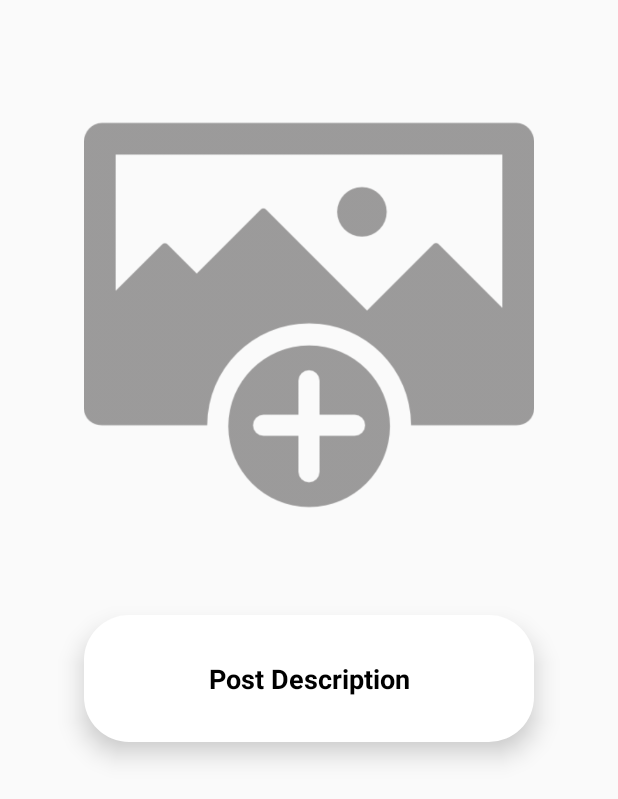
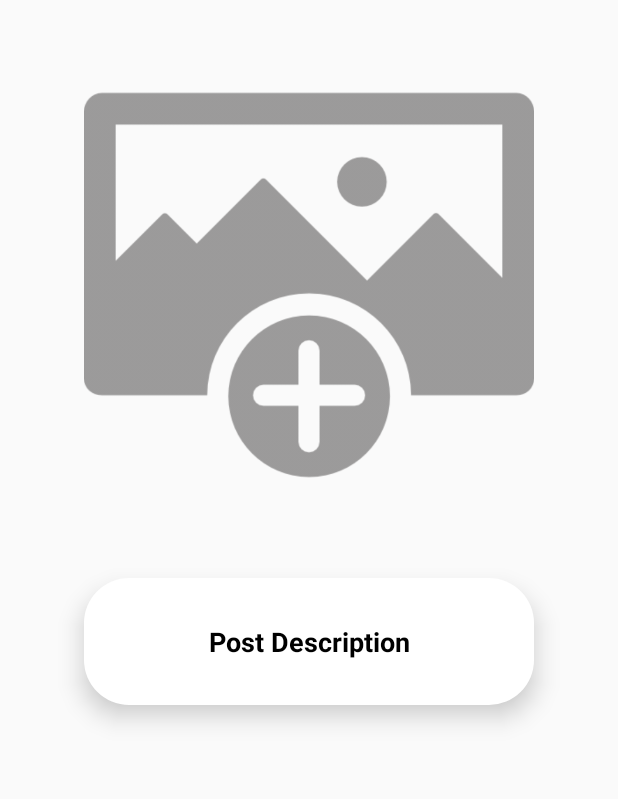
Before and after one commit to ankur1305/SocialNetwork, an Android app: the ClickPostActivity screen opened directly, with no data from a screen before it, on a phone screen of 412 x 824 dp. Shown: the top 799 px of the screen. Run offline under Robolectric (Android 15) with nearby library versions, the phone set to English and light mode, and no system bars; our stand-ins replace Firebase (no records; nobody signed in at launch, a user with empty details on screens opened directly), Picasso; 1 statement that could not run was skipped.

Commit message:
Modified Changes

```diff
--- a/app/src/main/java/com/example/socialnetwork/MainActivity.java
+++ b/app/src/main/java/com/example/socialnetwork/MainActivity.java
@@ -35,6 +35,8 @@ import com.google.firebase.database.DatabaseError;
 import com.google.firebase.database.DatabaseReference;
 import com.google.firebase.database.FirebaseDatabase;
 import com.google.firebase.database.ValueEventListener;
+import com.google.firebase.storage.FirebaseStorage;
+import com.google.firebase.storage.StorageReference;
 import com.squareup.picasso.Picasso;
 
 import de.hdodenhof.circleimageview.CircleImageView;
@@ -52,6 +54,7 @@ public class MainActivity extends AppCompatActivity {
 
     private FirebaseAuth mAuth;
     private DatabaseReference UsersRef, PostsRef;
+    private StorageReference ImagesRef;
     private GoogleSignInClient mGoogleSignInClient;
 
 
--- a/app/src/main/res/layout/activity_click_post.xml
+++ b/app/src/main/res/layout/activity_click_post.xml
@@ -11,10 +11,9 @@
         android:layout_width="match_parent"
         android:layout_height="300dp"
         android:layout_marginStart="30dp"
-        android:layout_marginTop="60dp"
+        android:layout_marginTop="40dp"
         android:layout_marginEnd="30dp"
         android:layout_marginBottom="30dp"
-        android:scaleType="centerInside"
         app:srcCompat="@drawable/select_image" />
 
     <TextView
@@ -23,7 +22,7 @@
         android:layout_height="wrap_content"
         android:layout_below="@id/click_post_image"
         android:layout_centerHorizontal="true"
-        android:layout_marginTop="20dp"
+        android:layout_marginTop="15dp"
         android:background="@drawable/inputs"
         android:elevation="10dp"
         android:padding="30dp"
@@ -54,7 +53,7 @@
         android:layout_below="@id/edit_post_button"
         android:layout_centerHorizontal="true"
         android:layout_marginStart="30dp"
-        android:layout_marginTop="30dp"
+        android:layout_marginTop="20dp"
         android:layout_marginEnd="30dp"
         android:layout_marginBottom="30dp"
         android:background="@drawable/button"
--- a/app/src/main/res/values/styles.xml
+++ b/app/src/main/res/values/styles.xml
@@ -8,7 +8,7 @@
     </style>
 
     <style name="AlertDialogTheme" parent="Theme.AppCompat.Light.Dialog.Alert">
-        <item name="colorAccent">@color/colorPrimary</item>
+        <item name="colorPrimary">@color/colorPrimary</item>
     </style>
 
 </resources>
```
Also changed, not shown: app/src/main/java/com/example/socialnetwork/ClickPostActivity.java (+37 -0 lines).
